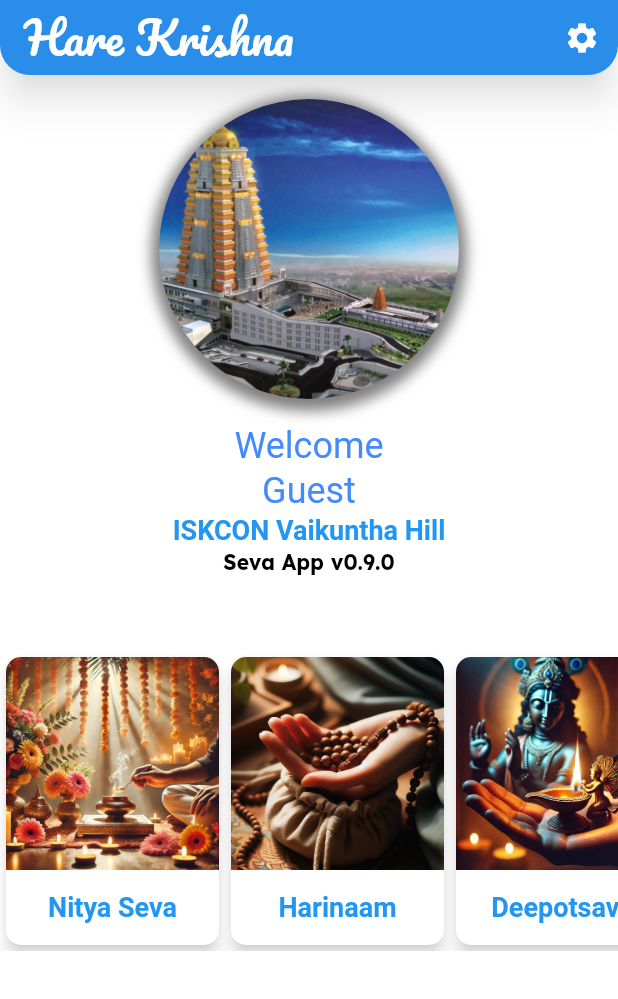
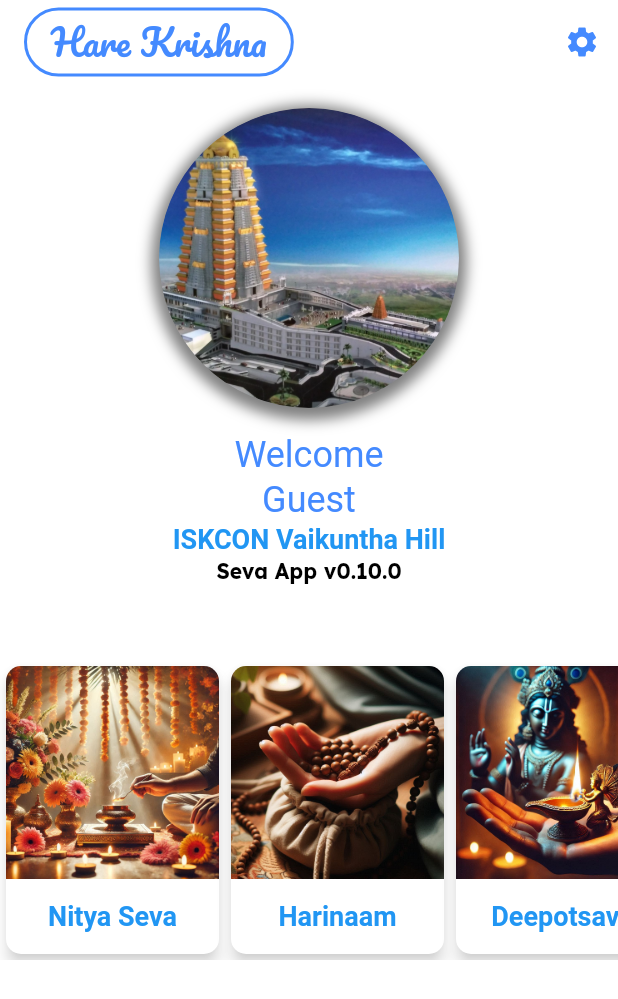
Before and after one commit to jayantadn/vkhillseva, a Flutter app: the screen it shows after launch, on a phone screen of 412 x 824 dp. Shown: the top 999 px of the screen. Run offline on Flutter 3.47's test engine with Material 3 defaults, Android fonts, the phone set to English and light mode, and no system bars; our stand-ins replace firebase_core, firebase_database, fl_chart, fluttertoast, google_fonts, synchronized; accounts and stored records are empty; Roboto replaces fonts that are missing (Delius, Mogra).

Commit message:
app bar theme

```diff
--- a/lib/common/const.dart
+++ b/lib/common/const.dart
@@ -12,7 +12,7 @@ class Const {
   }
 
   final String dbroot = "VKHILLSEVA_01";
-  final String version = "0.9.0";
+  final String version = "0.10.0";
 
   final int fbListenerDelay = 2; // seconds
 
--- a/lib/common/theme.dart
+++ b/lib/common/theme.dart
@@ -16,23 +16,9 @@ ThemeData themeDefault = ThemeData(
 
   // appbar theme
   appBarTheme: AppBarTheme(
-    backgroundColor: primaryColor,
-    foregroundColor: backgroundColor,
-    titleTextStyle: GoogleFonts.pacifico(
-      textStyle: TextStyle(
-        color: backgroundColor,
-        fontSize: 30.0,
-      ),
-    ),
-    elevation: 10,
-    toolbarHeight: 50.0,
-    shape: RoundedRectangleBorder(
-      borderRadius: BorderRadius.only(
-        bottomLeft: Radius.circular(20.0),
-        bottomRight: Radius.circular(20.0),
-      ),
-    ),
-    shadowColor: Colors.black.withOpacity(0.5), // Add shadow color
+    backgroundColor: backgroundColor,
+    foregroundColor: accentColor,
+    titleTextStyle: GoogleFonts.pacifico(color: accentColor, fontSize: 24),
   ),
 
   // Text Styles
@@ -157,7 +143,7 @@ ThemeData themeDefault = ThemeData(
   // Icon Button Theme
   iconButtonTheme: IconButtonThemeData(
     style: ButtonStyle(
-      iconColor: WidgetStateProperty.all(backgroundColor),
+      iconColor: WidgetStateProperty.all(accentColor),
       iconSize: WidgetStateProperty.all(24.0),
     ),
   ),
--- a/lib/home/festival_settings_page.dart
+++ b/lib/home/festival_settings_page.dart
@@ -2,6 +2,7 @@ import 'package:flutter/material.dart';
 import 'package:vkhillseva/common/const.dart';
 import 'package:vkhillseva/common/datatypes.dart';
 import 'package:vkhillseva/common/fb.dart';
+import 'package:vkhillseva/widgets/common_widgets.dart';
 import 'package:vkhillseva/widgets/image_selector.dart';
 import 'package:vkhillseva/widgets/loading_overlay.dart';
 import 'package:vkhillseva/common/theme.dart';
@@ -238,7 +239,9 @@ class _FestivalSettingsPageState extends State<FestivalSettingsPage> {
       child: Stack(
         children: [
           Scaffold(
-            appBar: AppBar(title: Text(widget.title), actions: [
+            appBar: AppBar(
+                title: CommonWidgets().customAppBarTitle(widget.title),
+                actions: [
                   IconButton(
                     icon: Icon(Icons.add),
                     onPressed: () {
--- a/lib/home/home.dart
+++ b/lib/home/home.dart
@@ -1,5 +1,7 @@
 import 'package:flutter/material.dart';
 import 'package:vkhillseva/common/const.dart';
+import 'package:vkhillseva/common/theme.dart';
+import 'package:vkhillseva/widgets/common_widgets.dart';
 import 'package:vkhillseva/widgets/loading_overlay.dart';
 import 'package:vkhillseva/home/settings.dart';
 import 'package:vkhillseva/nitya_seva/nitya_seva.dart';
@@ -65,7 +67,7 @@ class _MyHomePageState extends State<HomePage> {
   Widget build(BuildContext context) {
     return Scaffold(
       appBar: AppBar(
-        title: Text(widget.title),
+        title: CommonWidgets().customAppBarTitle(widget.title),
         actions: [
           IconButton(
             icon: Icon(Icons.settings),
--- a/lib/home/settings.dart
+++ b/lib/home/settings.dart
@@ -1,4 +1,5 @@
 import 'package:flutter/material.dart';
+import 'package:vkhillseva/widgets/common_widgets.dart';
 import 'package:vkhillseva/widgets/loading_overlay.dart';
 import 'package:vkhillseva/common/theme.dart';
 import 'package:vkhillseva/home/festival_settings_page.dart';
@@ -63,7 +64,7 @@ class _SettingsState extends State<Settings> {
         children: [
           Scaffold(
             appBar: AppBar(
-              title: Text(widget.title),
+              title: CommonWidgets().customAppBarTitle(widget.title),
             ),
             body: RefreshIndicator(
               onRefresh: refresh,
--- a/lib/main.dart
+++ b/lib/main.dart
@@ -19,11 +19,12 @@ class MyApp extends StatelessWidget {
   const MyApp({super.key});
 
   final Widget home = const HomePage(title: "Hare Krishna");
+  final Widget test = const HomePage(title: "Hare Krishna");
 
   // This widget is the root of your application.
   @override
   Widget build(BuildContext context) {
     return MaterialApp(
-        title: "ISKCON VK Hill Seva", theme: themeDefault, home: home);
+        title: "ISKCON VK Hill Seva", theme: themeDefault, home: test);
   }
 }
--- a/lib/nitya_seva/nitya_seva.dart
+++ b/lib/nitya_seva/nitya_seva.dart
@@ -498,7 +498,9 @@ class _NityaSevaState extends State<NityaSeva> {
       child: Stack(
         children: [
           Scaffold(
-            appBar: AppBar(title: Text(widget.title), actions: [
+            appBar: AppBar(
+                title: CommonWidgets().customAppBarTitle(widget.title),
+                actions: [
                   // TAS
                   IconButton(
                     icon: ClipOval(
--- a/lib/nitya_seva/ticket_page.dart
+++ b/lib/nitya_seva/ticket_page.dart
@@ -653,7 +653,7 @@ class _TicketPageState extends State<TicketPage> {
           Scaffold(
             // app bar
             appBar: AppBar(
-              title: Text(widget.session.name),
+              title: CommonWidgets().customAppBarTitle(widget.session.name),
               actions: [
                 // summary button
                 IconButton(
--- a/lib/templates/scaffold.dart
+++ b/lib/templates/scaffold.dart
@@ -2,6 +2,7 @@ import 'dart:async';
 
 import 'package:firebase_database/firebase_database.dart';
 import 'package:flutter/material.dart';
+import 'package:vkhillseva/widgets/common_widgets.dart';
 import 'package:vkhillseva/widgets/loading_overlay.dart';
 import 'package:vkhillseva/common/theme.dart';
 
@@ -62,7 +63,7 @@ class _NityaSevaState extends State<NityaSeva> {
         children: [
           Scaffold(
             appBar: AppBar(
-              title: Text(widget.title),
+              title: CommonWidgets().customAppBarTitle(widget.title),
             ),
             body: RefreshIndicator(
               onRefresh: refresh,
--- a/lib/widgets/common_widgets.dart
+++ b/lib/widgets/common_widgets.dart
@@ -1,6 +1,7 @@
 import 'dart:async';
 
 import 'package:flutter/material.dart';
+import 'package:vkhillseva/common/theme.dart';
 
 class CommonWidgets {
   static final CommonWidgets _instance = CommonWidgets._internal();
@@ -161,6 +162,17 @@ class CommonWidgets {
 
     return action.future;
   }
+
+  Widget customAppBarTitle(String title) {
+    return Container(
+      decoration: BoxDecoration(
+        border: Border.all(color: accentColor, width: 2.0),
+        borderRadius: BorderRadius.circular(24),
+      ),
+      padding: EdgeInsets.symmetric(horizontal: 16),
+      child: Text(title),
+    );
+  }
 }
 
 class ConfirmationCallbacks {
```
Lines whose indentation alone changed are shown as unchanged.
